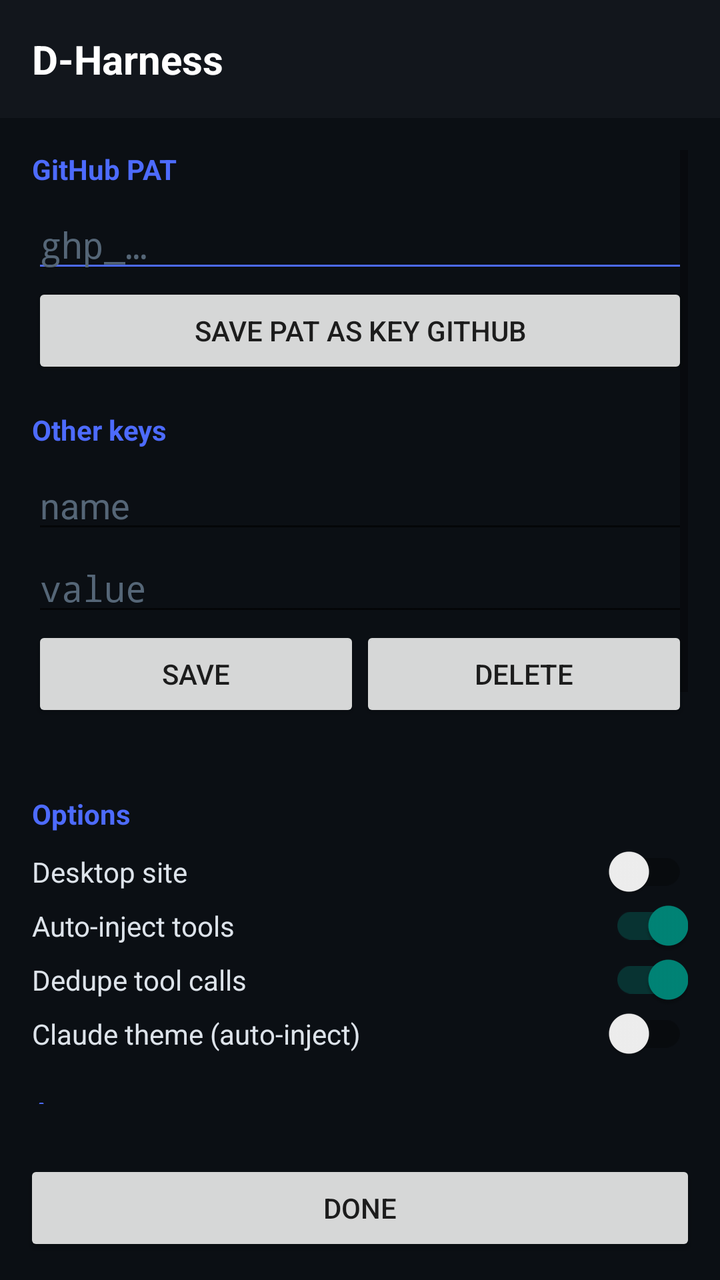
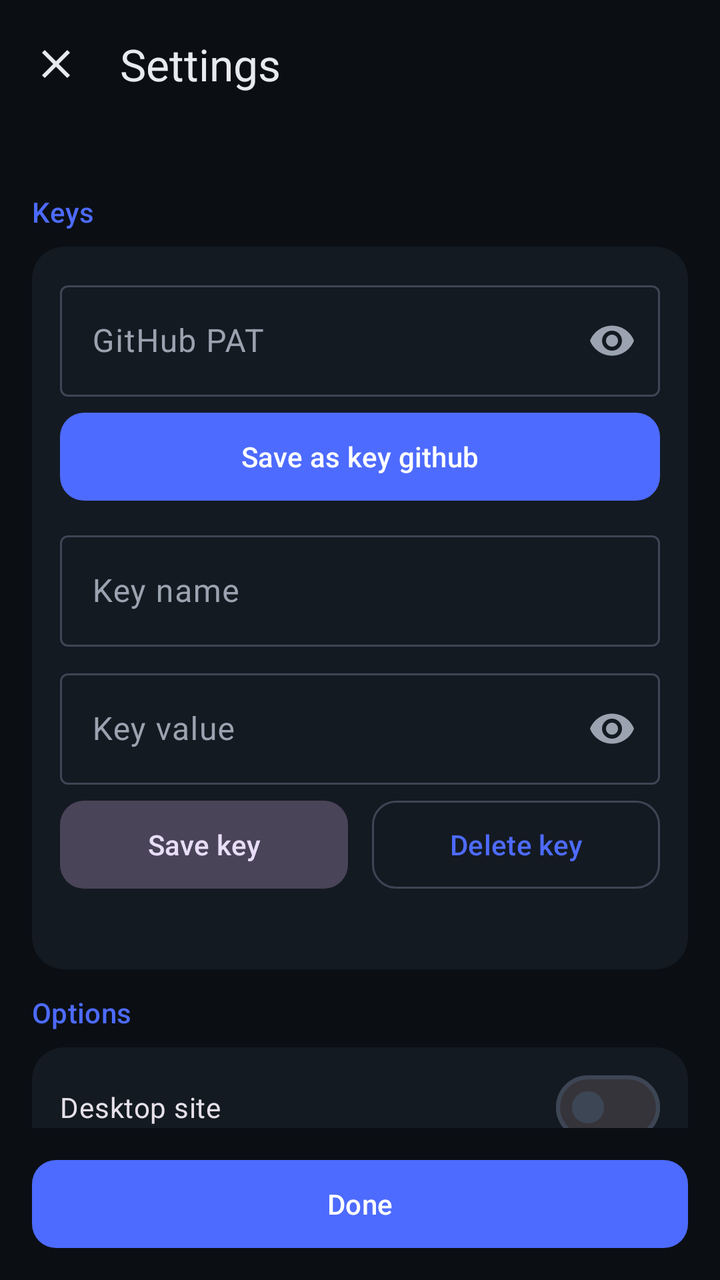

The first picture is an Android layout as it rendered before a commit; the second is the same layout after the commit. The layout source and the unified diff follow.
<!-- AndroidManifest.xml: activity theme Theme.DHarness -->
<!-- res/layout/activity_settings.xml -->
<?xml version="1.0" encoding="utf-8"?>
<LinearLayout xmlns:android="http://schemas.android.com/apk/res/android"
    android:layout_width="match_parent"
    android:layout_height="match_parent"
    android:orientation="vertical"
    android:background="#0B0F14">

    <LinearLayout
        android:layout_width="match_parent"
        android:layout_height="wrap_content"
        android:orientation="horizontal"
        android:padding="16dp"
        android:gravity="center_vertical"
        android:background="#12161C">
        <TextView
            android:layout_width="0dp"
            android:layout_weight="1"
            android:layout_height="wrap_content"
            android:text="D-Harness"
            android:textColor="#FFFFFF"
            android:textSize="20sp"
            android:textStyle="bold" />
        <TextView
            android:id="@+id/versionText"
            android:layout_width="wrap_content"
            android:layout_height="wrap_content"
            android:textColor="#668899"
            android:textSize="12sp" />
    </LinearLayout>

    <ScrollView
        android:layout_width="match_parent"
        android:layout_height="0dp"
        android:layout_weight="1"
        android:padding="16dp">

        <LinearLayout
            android:layout_width="match_parent"
            android:layout_height="wrap_content"
            android:orientation="vertical">

            <TextView android:layout_width="match_parent" android:layout_height="wrap_content"
                android:text="GitHub PAT" android:textColor="#4D6BFE" android:textStyle="bold"
                android:paddingBottom="6dp" />
            <EditText android:id="@+id/patInput" android:layout_width="match_parent"
                android:layout_height="wrap_content" android:hint="ghp_…"
                android:inputType="textPassword" android:textColor="#FFFFFF"
                android:textColorHint="#556677" android:backgroundTint="#4D6BFE" />
            <Button android:id="@+id/btnSavePat" android:layout_width="match_parent"
                android:layout_height="wrap_content" android:text="Save PAT as key github" />

            <TextView android:layout_width="match_parent" android:layout_height="wrap_content"
                android:text="Other keys" android:textColor="#4D6BFE" android:textStyle="bold"
                android:paddingTop="16dp" android:paddingBottom="6dp" />
            <EditText android:id="@+id/keyName" android:layout_width="match_parent"
                android:layout_height="wrap_content" android:hint="name" android:inputType="text"
                android:textColor="#FFFFFF" android:textColorHint="#556677" />
            <EditText android:id="@+id/keyValue" android:layout_width="match_parent"
                android:layout_height="wrap_content" android:hint="value" android:inputType="textPassword"
                android:textColor="#FFFFFF" android:textColorHint="#556677" />
            <LinearLayout android:layout_width="match_parent" android:layout_height="wrap_content"
                android:orientation="horizontal">
                <Button android:id="@+id/btnSaveKey" android:layout_width="0dp" android:layout_weight="1"
                    android:layout_height="wrap_content" android:text="Save" />
                <Button android:id="@+id/btnDeleteKey" android:layout_width="0dp" android:layout_weight="1"
                    android:layout_height="wrap_content" android:text="Delete" />
            </LinearLayout>
            <TextView android:id="@+id/keysList" android:layout_width="match_parent"
                android:layout_height="wrap_content" android:textColor="#8899AA" android:textSize="12sp"
                android:fontFamily="monospace" android:paddingTop="4dp" />

            <TextView android:layout_width="match_parent" android:layout_height="wrap_content"
                android:text="Options" android:textColor="#4D6BFE" android:textStyle="bold"
                android:paddingTop="16dp" android:paddingBottom="6dp" />
            <androidx.appcompat.widget.SwitchCompat android:id="@+id/switchDesktop"
                android:layout_width="match_parent" android:layout_height="wrap_content"
                android:text="Desktop site" android:textColor="#DDE3EA" />
            <androidx.appcompat.widget.SwitchCompat android:id="@+id/switchInject"
                android:layout_width="match_parent" android:layout_height="wrap_content"
                android:text="Auto-inject tools" android:checked="true" android:textColor="#DDE3EA" />
            <androidx.appcompat.widget.SwitchCompat android:id="@+id/switchDedupe"
                android:layout_width="match_parent" android:layout_height="wrap_content"
                android:text="Dedupe tool calls" android:checked="true" android:textColor="#DDE3EA" />
            <androidx.appcompat.widget.SwitchCompat android:id="@+id/switchTheme"
                android:layout_width="match_parent" android:layout_height="wrap_content"
                android:text="Claude theme (auto-inject)" android:checked="false" android:textColor="#DDE3EA" />

            <TextView android:layout_width="match_parent" android:layout_height="wrap_content"
                android:text="Agent" android:textColor="#4D6BFE" android:textStyle="bold"
                android:paddingTop="16dp" android:paddingBottom="6dp" />
            <Button android:id="@+id/btnSendInstructions" android:layout_width="match_parent"
                android:layout_height="wrap_content"
                android:text="Send tool instructions to chat"
                android:backgroundTint="#4D6BFE" />

            <TextView android:layout_width="match_parent" android:layout_height="wrap_content"
                android:text="Maintenance" android:textColor="#4D6BFE" android:textStyle="bold"
                android:paddingTop="16dp" android:paddingBottom="6dp" />
            <Button android:id="@+id/btnReload" android:layout_width="match_parent"
                android:layout_height="wrap_content" android:text="Reload chat" />
            <Button android:id="@+id/btnReinject" android:layout_width="match_parent"
                android:layout_height="wrap_content" android:text="Re-inject shim" />
            <Button android:id="@+id/btnClearCache" android:layout_width="match_parent"
                android:layout_height="wrap_content" android:text="Clear WebView cache" />
            <Button android:id="@+id/btnClearMemory" android:layout_width="match_parent"
                android:layout_height="wrap_content" android:text="Clear agent memory" />
            <Button android:id="@+id/btnClearFs" android:layout_width="match_parent"
                android:layout_height="wrap_content" android:text="Clear native FS" />

            <TextView android:id="@+id/toolsList" android:layout_width="match_parent"
                android:layout_height="wrap_content" android:textColor="#778899" android:textSize="11sp"
                android:fontFamily="monospace" android:paddingTop="16dp" android:paddingBottom="24dp" />
        </LinearLayout>
    </ScrollView>

    <Button android:id="@+id/btnClose" android:layout_width="match_parent"
        android:layout_height="wrap_content" android:text="Done"
        android:layout_margin="12dp" />
</LinearLayout>
<!-- resources referenced by this layout -->
<resources>
  <style name="Theme.DHarness" parent="Theme.AppCompat.DayNight.NoActionBar">
          <item name="colorPrimary">#4D6BFE</item>
          <item name="android:statusBarColor">@android:color/transparent</item>
          <item name="android:navigationBarColor">#000000</item>
          <item name="android:windowBackground">#000000</item>
          <item name="android:windowLayoutInDisplayCutoutMode">shortEdges</item>
      </style>
</resources>

<!-- the commit's change to res/layout/activity_settings.xml (unified diff, before → after) -->
@@ -1,119 +1,289 @@
 <?xml version="1.0" encoding="utf-8"?>
 <LinearLayout xmlns:android="http://schemas.android.com/apk/res/android"
+    xmlns:app="http://schemas.android.com/apk/res-auto"
     android:layout_width="match_parent"
     android:layout_height="match_parent"
     android:orientation="vertical"
-    android:background="#0B0F14">
-
-    <LinearLayout
+    android:background="?attr/colorSurface"
+    android:fitsSystemWindows="true">
+
+    <com.google.android.material.appbar.MaterialToolbar
+        android:id="@+id/toolbar"
+        android:layout_width="match_parent"
+        android:layout_height="?attr/actionBarSize"
+        android:background="?attr/colorSurface"
+        app:title="Settings"
+        app:titleTextColor="?attr/colorOnSurface"
+        app:navigationIcon="@drawable/ic_close_m3"
+        app:navigationIconTint="?attr/colorOnSurface" />
+
+    <TextView
+        android:id="@+id/versionText"
         android:layout_width="match_parent"
         android:layout_height="wrap_content"
-        android:orientation="horizontal"
-        android:padding="16dp"
-        android:gravity="center_vertical"
-        android:background="#12161C">
-        <TextView
-            android:layout_width="0dp"
-            android:layout_weight="1"
-            android:layout_height="wrap_content"
-            android:text="D-Harness"
-            android:textColor="#FFFFFF"
-            android:textSize="20sp"
-            android:textStyle="bold" />
-        <TextView
-            android:id="@+id/versionText"
-            android:layout_width="wrap_content"
-            android:layout_height="wrap_content"
-            android:textColor="#668899"
-            android:textSize="12sp" />
-    </LinearLayout>
-
-    <ScrollView
+        android:paddingHorizontal="20dp"
+        android:paddingBottom="8dp"
+        android:textAppearance="?attr/textAppearanceLabelMedium"
+        android:textColor="?attr/colorOnSurfaceVariant" />
+
+    <androidx.core.widget.NestedScrollView
         android:layout_width="match_parent"
         android:layout_height="0dp"
         android:layout_weight="1"
-        android:padding="16dp">
+        android:clipToPadding="false"
+        android:paddingHorizontal="16dp"
+        android:paddingBottom="16dp">
 
         <LinearLayout
             android:layout_width="match_parent"
             android:layout_height="wrap_content"
             android:orientation="vertical">
 
-            <TextView android:layout_width="match_parent" android:layout_height="wrap_content"
-                android:text="GitHub PAT" android:textColor="#4D6BFE" android:textStyle="bold"
-                android:paddingBottom="6dp" />
-            <EditText android:id="@+id/patInput" android:layout_width="match_parent"
-                android:layout_height="wrap_content" android:hint="ghp_…"
-                android:inputType="textPassword" android:textColor="#FFFFFF"
-                android:textColorHint="#556677" android:backgroundTint="#4D6BFE" />
-            <Button android:id="@+id/btnSavePat" android:layout_width="match_parent"
-                android:layout_height="wrap_content" android:text="Save PAT as key github" />
-
-            <TextView android:layout_width="match_parent" android:layout_height="wrap_content"
-                android:text="Other keys" android:textColor="#4D6BFE" android:textStyle="bold"
-                android:paddingTop="16dp" android:paddingBottom="6dp" />
-            <EditText android:id="@+id/keyName" android:layout_width="match_parent"
-                android:layout_height="wrap_content" android:hint="name" android:inputType="text"
-                android:textColor="#FFFFFF" android:textColorHint="#556677" />
-            <EditText android:id="@+id/keyValue" android:layout_width="match_parent"
-                android:layout_height="wrap_content" android:hint="value" android:inputType="textPassword"
-                android:textColor="#FFFFFF" android:textColorHint="#556677" />
-            <LinearLayout android:layout_width="match_parent" android:layout_height="wrap_content"
-                android:orientation="horizontal">
-                <Button android:id="@+id/btnSaveKey" android:layout_width="0dp" android:layout_weight="1"
-                    android:layout_height="wrap_content" android:text="Save" />
-                <Button android:id="@+id/btnDeleteKey" android:layout_width="0dp" android:layout_weight="1"
-                    android:layout_height="wrap_content" android:text="Delete" />
-            </LinearLayout>
-            <TextView android:id="@+id/keysList" android:layout_width="match_parent"
-                android:layout_height="wrap_content" android:textColor="#8899AA" android:textSize="12sp"
-                android:fontFamily="monospace" android:paddingTop="4dp" />
-
-            <TextView android:layout_width="match_parent" android:layout_height="wrap_content"
-                android:text="Options" android:textColor="#4D6BFE" android:textStyle="bold"
-                android:paddingTop="16dp" android:paddingBottom="6dp" />
-            <androidx.appcompat.widget.SwitchCompat android:id="@+id/switchDesktop"
-                android:layout_width="match_parent" android:layout_height="wrap_content"
-                android:text="Desktop site" android:textColor="#DDE3EA" />
-            <androidx.appcompat.widget.SwitchCompat android:id="@+id/switchInject"
-                android:layout_width="match_parent" android:layout_height="wrap_content"
-                android:text="Auto-inject tools" android:checked="true" android:textColor="#DDE3EA" />
-            <androidx.appcompat.widget.SwitchCompat android:id="@+id/switchDedupe"
-                android:layout_width="match_parent" android:layout_height="wrap_content"
-                android:text="Dedupe tool calls" android:checked="true" android:textColor="#DDE3EA" />
-            <androidx.appcompat.widget.SwitchCompat android:id="@+id/switchTheme"
-                android:layout_width="match_parent" android:layout_height="wrap_content"
-                android:text="Claude theme (auto-inject)" android:checked="false" android:textColor="#DDE3EA" />
-
-            <TextView android:layout_width="match_parent" android:layout_height="wrap_content"
-                android:text="Agent" android:textColor="#4D6BFE" android:textStyle="bold"
-                android:paddingTop="16dp" android:paddingBottom="6dp" />
-            <Button android:id="@+id/btnSendInstructions" android:layout_width="match_parent"
-                android:layout_height="wrap_content"
-                android:text="Send tool instructions to chat"
-                android:backgroundTint="#4D6BFE" />
-
-            <TextView android:layout_width="match_parent" android:layout_height="wrap_content"
-                android:text="Maintenance" android:textColor="#4D6BFE" android:textStyle="bold"
-                android:paddingTop="16dp" android:paddingBottom="6dp" />
-            <Button android:id="@+id/btnReload" android:layout_width="match_parent"
-                android:layout_height="wrap_content" android:text="Reload chat" />
-            <Button android:id="@+id/btnReinject" android:layout_width="match_parent"
-                android:layout_height="wrap_content" android:text="Re-inject shim" />
-            <Button android:id="@+id/btnClearCache" android:layout_width="match_parent"
-                android:layout_height="wrap_content" android:text="Clear WebView cache" />
-            <Button android:id="@+id/btnClearMemory" android:layout_width="match_parent"
-                android:layout_height="wrap_content" android:text="Clear agent memory" />
-            <Button android:id="@+id/btnClearFs" android:layout_width="match_parent"
-                android:layout_height="wrap_content" android:text="Clear native FS" />
-
-            <TextView android:id="@+id/toolsList" android:layout_width="match_parent"
-                android:layout_height="wrap_content" android:textColor="#778899" android:textSize="11sp"
-                android:fontFamily="monospace" android:paddingTop="16dp" android:paddingBottom="24dp" />
+            
+            <TextView
+                android:layout_width="match_parent"
+                android:layout_height="wrap_content"
+                android:layout_marginTop="8dp"
+                android:layout_marginBottom="8dp"
+                android:text="Keys"
+                android:textAppearance="?attr/textAppearanceTitleSmall"
+                android:textColor="?attr/colorPrimary" />
+
+            <com.google.android.material.card.MaterialCardView
+                style="@style/Widget.DHarness.Card"
+                android:layout_width="match_parent"
+                android:layout_height="wrap_content"
+                android:layout_marginBottom="12dp">
+
+                <LinearLayout
+                    android:layout_width="match_parent"
+                    android:layout_height="wrap_content"
+                    android:orientation="vertical"
+                    android:padding="14dp">
+
+                    <com.google.android.material.textfield.TextInputLayout
+                        android:layout_width="match_parent"
+                        android:layout_height="wrap_content"
+                        android:hint="GitHub PAT"
+                        app:boxBackgroundMode="outline"
+                        app:endIconMode="password_toggle">
+                        <com.google.android.material.textfield.TextInputEditText
+                            android:id="@+id/patInput"
+                            android:layout_width="match_parent"
+                            android:layout_height="wrap_content"
+                            android:inputType="textPassword"
+                            android:imeOptions="actionDone" />
+                    </com.google.android.material.textfield.TextInputLayout>
+
+                    <com.google.android.material.button.MaterialButton
+                        android:id="@+id/btnSavePat"
+                        style="@style/Widget.DHarness.Button"
+                        android:layout_width="match_parent"
+                        android:layout_height="wrap_content"
+                        android:layout_marginTop="8dp"
+                        android:text="Save as key github" />
+
+                    <com.google.android.material.textfield.TextInputLayout
+                        android:layout_width="match_parent"
+                        android:layout_height="wrap_content"
+                        android:layout_marginTop="12dp"
+                        android:hint="Key name"
+                        app:boxBackgroundMode="outline">
+                        <com.google.android.material.textfield.TextInputEditText
+                            android:id="@+id/keyName"
+                            android:layout_width="match_parent"
+                            android:layout_height="wrap_content"
+                            android:inputType="text"
+                            android:imeOptions="actionNext" />
+                    </com.google.android.material.textfield.TextInputLayout>
+
+                    <com.google.android.material.textfield.TextInputLayout
+                        android:layout_width="match_parent"
+                        android:layout_height="wrap_content"
+                        android:layout_marginTop="8dp"
+                        android:hint="Key value"
+                        app:boxBackgroundMode="outline"
+                        app:endIconMode="password_toggle">
+                        <com.google.android.material.textfield.TextInputEditText
+                            android:id="@+id/keyValue"
+                            android:layout_width="match_parent"
+                            android:layout_height="wrap_content"
+                            android:inputType="textPassword"
+                            android:imeOptions="actionDone" />
+                    </com.google.android.material.textfield.TextInputLayout>
+
+                    <LinearLayout
+                        android:layout_width="match_parent"
+                        android:layout_height="wrap_content"
+                        android:layout_marginTop="8dp"
+                        android:orientation="horizontal">
+                        <com.google.android.material.button.MaterialButton
+                            android:id="@+id/btnSaveKey"
+                            style="@style/Widget.DHarness.Button.Tonal"
+                            android:layout_width="0dp"
+                            android:layout_height="wrap_content"
+                            android:layout_marginEnd="6dp"
+                            android:layout_weight="1"
+                            android:text="Save key" />
+                        <com.google.android.material.button.MaterialButton
+                            android:id="@+id/btnDeleteKey"
+                            style="@style/Widget.DHarness.Button.Outlined"
+                            android:layout_width="0dp"
+                            android:layout_height="wrap_content"
+                            android:layout_marginStart="6dp"
+                            android:layout_weight="1"
+                            android:text="Delete key" />
+                    </LinearLayout>
+
+                    <TextView
+                        android:id="@+id/keysList"
+                        android:layout_width="match_parent"
+                        android:layout_height="wrap_content"
+                        android:layout_marginTop="10dp"
+                        android:textAppearance="?attr/textAppearanceBodySmall"
+                        android:textColor="?attr/colorOnSurfaceVariant" />
+                </LinearLayout>
+            </com.google.android.material.card.MaterialCardView>
+
+            
+            <TextView
+                android:layout_width="match_parent"
+                android:layout_height="wrap_content"
+                android:layout_marginBottom="8dp"
+                android:text="Options"
+                android:textAppearance="?attr/textAppearanceTitleSmall"
+                android:textColor="?attr/colorPrimary" />
+
+            <com.google.android.material.card.MaterialCardView
+                style="@style/Widget.DHarness.Card"
+                android:layout_width="match_parent"
+                android:layout_height="wrap_content"
+                android:layout_marginBottom="12dp">
+
+                <LinearLayout
+                    android:layout_width="match_parent"
+                    android:layout_height="wrap_content"
+                    android:orientation="vertical"
+                    android:paddingHorizontal="14dp"
+                    android:paddingVertical="6dp">
+
+                    <com.google.android.material.materialswitch.MaterialSwitch
+                        android:id="@+id/switchDesktop"
+                        android:layout_width="match_parent"
+                        android:layout_height="wrap_content"
+                        android:text="Desktop site" />
+
+                    <com.google.android.material.materialswitch.MaterialSwitch
+                        android:id="@+id/switchInject"
+                        android:layout_width="match_parent"
+                        android:layout_height="wrap_content"
+                        android:text="Auto-inject tools" />
+
+                    <com.google.android.material.materialswitch.MaterialSwitch
+                        android:id="@+id/switchDedupe"
+                        android:layout_width="match_parent"
+                        android:layout_height="wrap_content"
+                        android:text="Dedupe tool calls" />
+
+                    <com.google.android.material.materialswitch.MaterialSwitch
+                        android:id="@+id/switchTheme"
+                        android:layout_width="match_parent"
+                        android:layout_height="wrap_content"
+                        android:text="Claude theme" />
+                </LinearLayout>
+            </com.google.android.material.card.MaterialCardView>
+
+            
+            <TextView
+                android:layout_width="match_parent"
+                android:layout_height="wrap_content"
+                android:layout_marginBottom="8dp"
+                android:text="Agent"
+                android:textAppearance="?attr/textAppearanceTitleSmall"
+                android:textColor="?attr/colorPrimary" />
+
+            <com.google.android.material.button.MaterialButton
+                android:id="@+id/btnSendInstructions"
+                style="@style/Widget.DHarness.Button"
+                android:layout_width="match_parent"
+                android:layout_height="wrap_content"
+                android:layout_marginBottom="12dp"
+                android:text="Send tool instructions to chat" />
+
+            
+            <TextView
+                android:layout_width="match_parent"
+                android:layout_height="wrap_content"
+                android:layout_marginBottom="8dp"
+                android:text="Maintenance"
+                android:textAppearance="?attr/textAppearanceTitleSmall"
+                android:textColor="?attr/colorPrimary" />
+
+            <com.google.android.material.card.MaterialCardView
+                style="@style/Widget.DHarness.Card"
+                android:layout_width="match_parent"
+                android:layout_height="wrap_content"
+                android:layout_marginBottom="12dp">
+
+                <LinearLayout
+                    android:layout_width="match_parent"
+                    android:layout_height="wrap_content"
+                    android:orientation="vertical"
+                    android:padding="10dp">
+
+                    <com.google.android.material.button.MaterialButton
+                        android:id="@+id/btnReload"
+                        style="@style/Widget.DHarness.Button.Tonal"
+                        android:layout_width="match_parent"
+                        android:layout_height="wrap_content"
+                        android:text="Reload chat" />
+
+                    <com.google.android.material.button.MaterialButton
+                        android:id="@+id/btnReinject"
+                        style="@style/Widget.DHarness.Button.Tonal"
+                        android:layout_width="match_parent"
+                        android:layout_height="wrap_content"
+                        android:text="Re-inject shim" />
+
+                    <com.google.android.material.button.MaterialButton
+                        android:id="@+id/btnClearCache"
+                        style="@style/Widget.DHarness.Button.Outlined"
+                        android:layout_width="match_parent"
+                        android:layout_height="wrap_content"
+                        android:text="Clear WebView cache" />
+
+                    <com.google.android.material.button.MaterialButton
+                        android:id="@+id/btnClearMemory"
+                        style="@style/Widget.DHarness.Button.Outlined"
+                        android:layout_width="match_parent"
+                        android:layout_height="wrap_content"
+                        android:text="Clear agent memory" />
+
+                    <com.google.android.material.button.MaterialButton
+                        android:id="@+id/btnClearFs"
+                        style="@style/Widget.DHarness.Button.Outlined"
+                        android:layout_width="match_parent"
+                        android:layout_height="wrap_content"
+                        android:text="Clear native FS" />
+                </LinearLayout>
+            </com.google.android.material.card.MaterialCardView>
+
+            <TextView
+                android:id="@+id/toolsList"
+                android:layout_width="match_parent"
+                android:layout_height="wrap_content"
+                android:fontFamily="monospace"
+                android:textAppearance="?attr/textAppearanceBodySmall"
+                android:textColor="?attr/colorOnSurfaceVariant"
+                android:paddingBottom="8dp" />
         </LinearLayout>
-    </ScrollView>
-
-    <Button android:id="@+id/btnClose" android:layout_width="match_parent"
-        android:layout_height="wrap_content" android:text="Done"
-        android:layout_margin="12dp" />
+    </androidx.core.widget.NestedScrollView>
+
+    <com.google.android.material.button.MaterialButton
+        android:id="@+id/btnClose"
+        style="@style/Widget.DHarness.Button"
+        android:layout_width="match_parent"
+        android:layout_height="wrap_content"
+        android:layout_margin="16dp"
+        android:text="Done" />
 </LinearLayout>
<!-- resource entries referenced after the edit -->
@@ -1,11 +1,63 @@
 <!-- resources referenced by this layout -->
 <resources>
-  <style name="Theme.DHarness" parent="Theme.AppCompat.DayNight.NoActionBar">
+  <!-- drawable ic_close_m3 (drawable) -->
+  <?xml version="1.0" encoding="utf-8"?>
+  <vector xmlns:android="http://schemas.android.com/apk/res/android"
+      android:width="24dp"
+      android:height="24dp"
+      android:viewportWidth="24"
+      android:viewportHeight="24">
+      <path
+          android:fillColor="#FFFFFF"
+          android:pathData="M19,6.41L17.59,5 12,10.59 6.41,5 5,6.41 10.59,12 5,17.59 6.41,19 12,13.41 17.59,19 19,17.59 13.41,12z" />
+  </vector>
+  <style name="Widget.DHarness.Button" parent="Widget.Material3.Button">
+          <item name="android:minHeight">44dp</item>
+          <item name="android:insetTop">0dp</item>
+          <item name="android:insetBottom">0dp</item>
+          <item name="cornerRadius">12dp</item>
+      </style>
+  <style name="Widget.DHarness.Button.Outlined" parent="Widget.Material3.Button.OutlinedButton">
+          <item name="android:minHeight">44dp</item>
+          <item name="android:insetTop">0dp</item>
+          <item name="android:insetBottom">0dp</item>
+          <item name="cornerRadius">12dp</item>
+      </style>
+  <style name="Widget.DHarness.Button.Tonal" parent="Widget.Material3.Button.TonalButton">
+          <item name="android:minHeight">44dp</item>
+          <item name="android:insetTop">0dp</item>
+          <item name="android:insetBottom">0dp</item>
+          <item name="cornerRadius">12dp</item>
+      </style>
+  <style name="Widget.DHarness.Card" parent="Widget.Material3.CardView.Filled">
+          <item name="cardBackgroundColor">#141A22</item>
+          <item name="cardElevation">0dp</item>
+          <item name="strokeWidth">0dp</item>
+          <item name="cardCornerRadius">16dp</item>
+      </style>
+  <style name="Theme.DHarness" parent="Theme.Material3.Dark.NoActionBar">
           <item name="colorPrimary">#4D6BFE</item>
+          <item name="colorOnPrimary">#FFFFFF</item>
+          <item name="colorPrimaryContainer">#1A2744</item>
+          <item name="colorOnPrimaryContainer">#D6E0FF</item>
+          <item name="colorSecondary">#8AB4FF</item>
+          <item name="colorOnSecondary">#001B3D</item>
+          <item name="colorSurface">#0B0F14</item>
+          <item name="colorOnSurface">#E8EAED</item>
+          <item name="colorOnSurfaceVariant">#9AA3AF</item>
+          <item name="colorSurfaceVariant">#1A2028</item>
+          <item name="colorOutline">#3D4654</item>
           <item name="android:statusBarColor">@android:color/transparent</item>
-          <item name="android:navigationBarColor">#000000</item>
-          <item name="android:windowBackground">#000000</item>
+          <item name="android:navigationBarColor">#0B0F14</item>
+          <item name="android:windowBackground">#0B0F14</item>
           <item name="android:windowLayoutInDisplayCutoutMode">shortEdges</item>
+          <item name="materialButtonStyle">@style/Widget.DHarness.Button</item>
+          <item name="switchStyle">@style/Widget.DHarness.Switch</item>
+      </style>
+  <style name="Widget.DHarness.Switch" parent="Widget.Material3.CompoundButton.MaterialSwitch">
+          <item name="android:minHeight">48dp</item>
+          <item name="android:paddingTop">4dp</item>
+          <item name="android:paddingBottom">4dp</item>
       </style>
 </resources>
 
